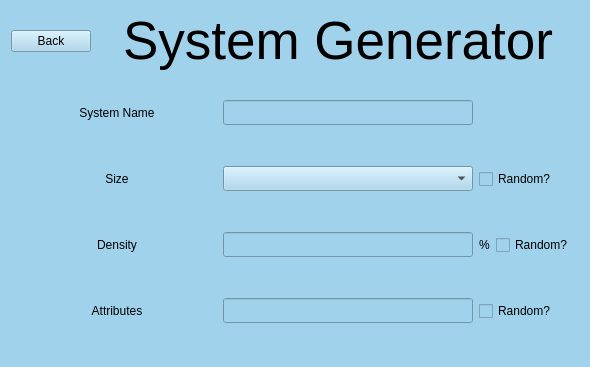
This is GUI/GeneratorUI.ui in eden2888/BMC_Simulation as Qt 5 draws it before an edit. The edited form follows.
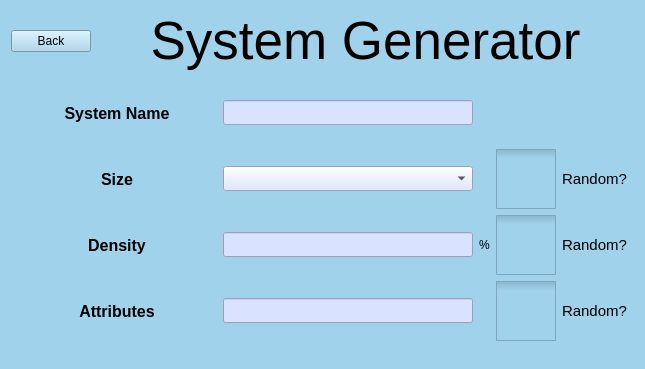
This is the edited form.

Commit message: Generator screen UI updated

```diff
--- a/GUI/GeneratorUI.ui
+++ b/GUI/GeneratorUI.ui
@@ -9,8 +9,8 @@
    <rect>
     <x>0</x>
     <y>0</y>
-    <width>578</width>
-    <height>360</height>
+    <width>603</width>
+    <height>369</height>
    </rect>
   </property>
   <property name="sizePolicy">
@@ -35,6 +35,42 @@
 background-color: rgb(160, 210, 235);</string>
   </property>
   <layout class="QGridLayout" name="gridLayout_2">
+   <item row="0" column="0">
+    <layout class="QHBoxLayout" name="horizontalLayout_2">
+     <item>
+      <layout class="QVBoxLayout" name="verticalLayout">
+       <item>
+        <widget class="QPushButton" name="BtnBack">
+         <property name="text">
+          <string>Back</string>
+         </property>
+        </widget>
+       </item>
+      </layout>
+     </item>
+     <item>
+      <widget class="QLabel" name="LblHeader">
+       <property name="sizePolicy">
+        <sizepolicy hsizetype="Preferred" vsizetype="Fixed">
+         <horstretch>1</horstretch>
+         <verstretch>1</verstretch>
+        </sizepolicy>
+       </property>
+       <property name="font">
+        <font>
+         <pointsize>40</pointsize>
+        </font>
+       </property>
+       <property name="text">
+        <string>System Generator</string>
+       </property>
+       <property name="alignment">
+        <set>Qt::AlignCenter</set>
+       </property>
+      </widget>
+     </item>
+    </layout>
+   </item>
    <item row="3" column="0">
     <layout class="QGridLayout" name="gridLayout">
      <property name="sizeConstraint">
@@ -60,6 +96,13 @@
          <height>60</height>
         </size>
        </property>
+       <property name="font">
+        <font>
+         <pointsize>12</pointsize>
+         <weight>75</weight>
+         <bold>true</bold>
+        </font>
+       </property>
        <property name="text">
         <string>Size</string>
        </property>
@@ -76,6 +119,13 @@
          <height>60</height>
         </size>
        </property>
+       <property name="font">
+        <font>
+         <pointsize>12</pointsize>
+         <weight>75</weight>
+         <bold>true</bold>
+        </font>
+       </property>
        <property name="text">
         <string>Density</string>
        </property>
@@ -84,6 +134,24 @@
        </property>
       </widget>
      </item>
+     <item row="4" column="2">
+      <widget class="QCheckBox" name="ChkBoxRandomDensity">
+       <property name="font">
+        <font>
+         <pointsize>11</pointsize>
+        </font>
+       </property>
+       <property name="styleSheet">
+        <string notr="true">QCheckBox::indicator {
+     width: 60px;
+     height: 60px;
+}</string>
+       </property>
+       <property name="text">
+        <string>Random?</string>
+       </property>
+      </widget>
+     </item>
      <item row="2" column="1">
       <widget class="QLineEdit" name="LineSysName">
        <property name="sizePolicy">
@@ -98,45 +166,17 @@
          <height>25</height>
         </size>
        </property>
+       <property name="autoFillBackground">
+        <bool>false</bool>
+       </property>
+       <property name="styleSheet">
+        <string notr="true">background-color: rgb(217, 226, 255)</string>
+       </property>
        <property name="alignment">
         <set>Qt::AlignCenter</set>
        </property>
       </widget>
      </item>
-     <item row="4" column="1">
-      <widget class="QLineEdit" name="LineSysDensity">
-       <property name="sizePolicy">
-        <sizepolicy hsizetype="Fixed" vsizetype="Fixed">
-         <horstretch>0</horstretch>
-         <verstretch>0</verstretch>
-        </sizepolicy>
-       </property>
-       <property name="minimumSize">
-        <size>
-         <width>250</width>
-         <height>25</height>
-        </size>
-       </property>
-      </widget>
-     </item>
-     <item row="4" column="2">
-      <layout class="QHBoxLayout" name="LayoutDensity">
-       <item>
-        <widget class="QLabel" name="LblPrcnt">
-         <property name="text">
-          <string>%</string>
-         </property>
-        </widget>
-       </item>
-       <item>
-        <widget class="QCheckBox" name="ChkBoxRandomDensity">
-         <property name="text">
-          <string>Random?</string>
-         </property>
-        </widget>
-       </item>
-      </layout>
-     </item>
      <item row="5" column="0">
       <widget class="QLabel" name="LblSysAttributes">
        <property name="minimumSize">
@@ -145,6 +185,13 @@
          <height>60</height>
         </size>
        </property>
+       <property name="font">
+        <font>
+         <pointsize>12</pointsize>
+         <weight>75</weight>
+         <bold>true</bold>
+        </font>
+       </property>
        <property name="text">
         <string>Attributes</string>
        </property>
@@ -167,28 +214,65 @@
          <height>25</height>
         </size>
        </property>
+       <property name="autoFillBackground">
+        <bool>false</bool>
+       </property>
+       <property name="styleSheet">
+        <string notr="true">background-color: rgb(217, 226, 255)</string>
+       </property>
       </widget>
      </item>
-     <item row="2" column="2">
-      <spacer name="horizontalSpacer">
-       <property name="orientation">
-        <enum>Qt::Horizontal</enum>
-       </property>
-       <property name="sizeHint" stdset="0">
-        <size>
-         <width>40</width>
-         <height>20</height>
-        </size>
-       </property>
-      </spacer>
-     </item>
      <item row="3" column="2">
       <widget class="QCheckBox" name="ChkBoxRandomSize">
+       <property name="font">
+        <font>
+         <pointsize>11</pointsize>
+        </font>
+       </property>
+       <property name="styleSheet">
+        <string notr="true">QCheckBox::indicator {
+     width: 60px;
+     height: 60px;
+}</string>
+       </property>
        <property name="text">
         <string>Random?</string>
        </property>
       </widget>
      </item>
+     <item row="4" column="1">
+      <layout class="QHBoxLayout" name="horizontalLayout_4">
+       <item>
+        <widget class="QLineEdit" name="LineSysDensity">
+         <property name="sizePolicy">
+          <sizepolicy hsizetype="Fixed" vsizetype="Fixed">
+           <horstretch>0</horstretch>
+           <verstretch>0</verstretch>
+          </sizepolicy>
+         </property>
+         <property name="minimumSize">
+          <size>
+           <width>250</width>
+           <height>25</height>
+          </size>
+         </property>
+         <property name="autoFillBackground">
+          <bool>false</bool>
+         </property>
+         <property name="styleSheet">
+          <string notr="true">background-color: rgb(217, 226, 255)</string>
+         </property>
+        </widget>
+       </item>
+       <item>
+        <widget class="QLabel" name="LblPrcnt">
+         <property name="text">
+          <string>%</string>
+         </property>
+        </widget>
+       </item>
+      </layout>
+     </item>
      <item row="3" column="1">
       <widget class="QComboBox" name="CBoxSize">
        <property name="sizePolicy">
@@ -203,6 +287,12 @@
          <height>25</height>
         </size>
        </property>
+       <property name="autoFillBackground">
+        <bool>false</bool>
+       </property>
+       <property name="styleSheet">
+        <string notr="true">background-color: rgb(217, 226, 255)</string>
+       </property>
       </widget>
      </item>
      <item row="2" column="0">
@@ -219,6 +309,13 @@
          <height>60</height>
         </size>
        </property>
+       <property name="font">
+        <font>
+         <pointsize>12</pointsize>
+         <weight>75</weight>
+         <bold>true</bold>
+        </font>
+       </property>
        <property name="text">
         <string>System Name</string>
        </property>
@@ -229,44 +326,19 @@
      </item>
      <item row="5" column="2">
       <widget class="QCheckBox" name="ChkBoxRandomAttributes">
-       <property name="text">
-        <string>Random?</string>
-       </property>
-      </widget>
-     </item>
-    </layout>
-   </item>
-   <item row="0" column="0">
-    <layout class="QHBoxLayout" name="horizontalLayout_2">
-     <item>
-      <layout class="QVBoxLayout" name="verticalLayout">
-       <item>
-        <widget class="QPushButton" name="BtnBack">
-         <property name="text">
-          <string>Back</string>
-         </property>
-        </widget>
-       </item>
-      </layout>
-     </item>
-     <item>
-      <widget class="QLabel" name="LblHeader">
-       <property name="sizePolicy">
-        <sizepolicy hsizetype="Preferred" vsizetype="Fixed">
-         <horstretch>1</horstretch>
-         <verstretch>1</verstretch>
-        </sizepolicy>
-       </property>
        <property name="font">
         <font>
-         <pointsize>40</pointsize>
+         <pointsize>11</pointsize>
         </font>
        </property>
-       <property name="text">
-        <string>System Generator</string>
+       <property name="styleSheet">
+        <string notr="true">QCheckBox::indicator {
+     width: 60px;
+     height: 60px;
+}</string>
        </property>
-       <property name="alignment">
-        <set>Qt::AlignCenter</set>
+       <property name="text">
+        <string>Random?</string>
        </property>
       </widget>
      </item>
```
Left out of the diff: 1 changed line with no effect on the pictures.
